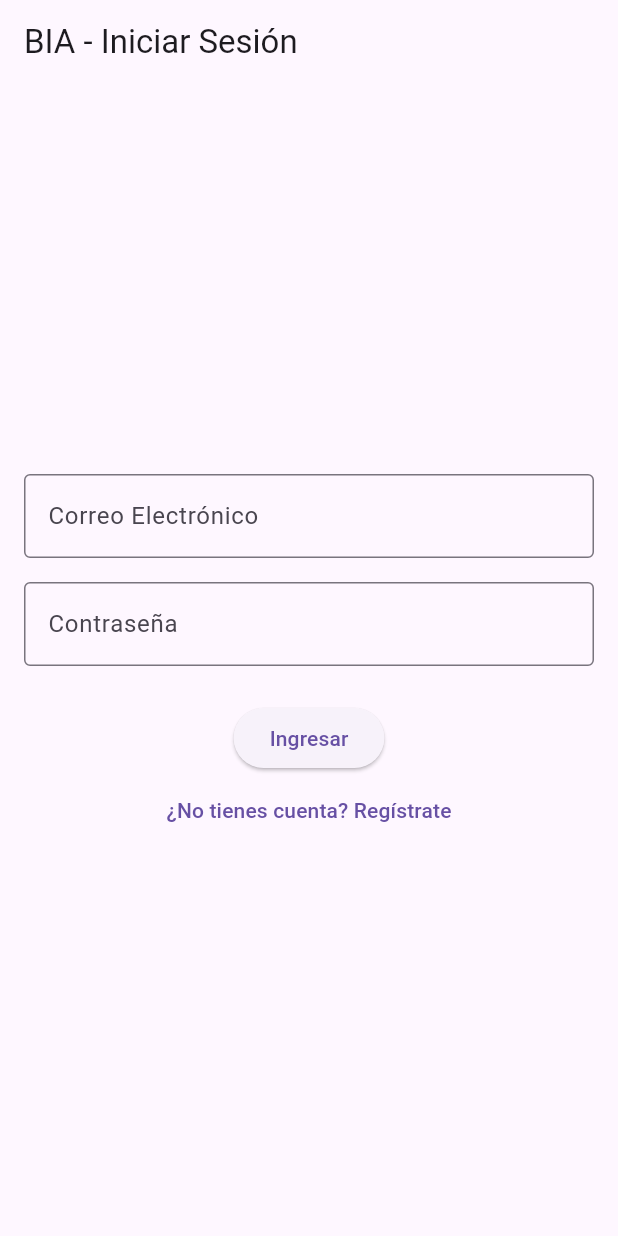
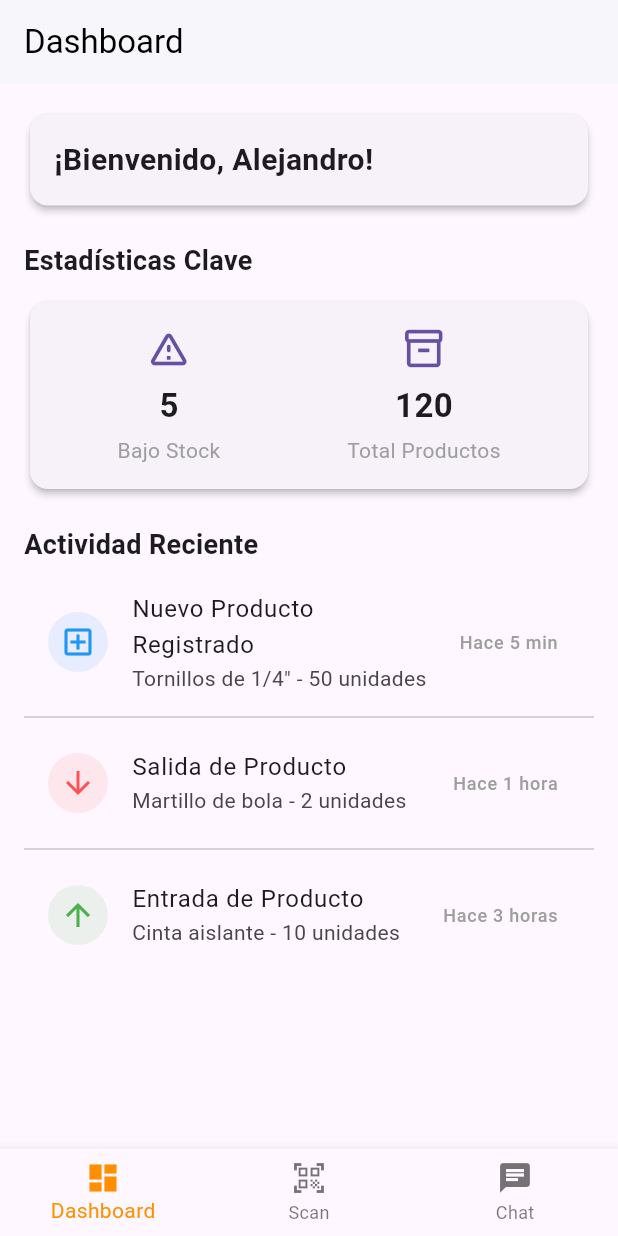
Before and after one commit to gathva/bia, a Flutter app: the screen it shows after launch, on a phone screen of 412 x 824 dp. Run offline on Flutter 3.47's test engine with Material 3 defaults, Android fonts, the light colour scheme and no system bars; our stand-ins replace cloud_firestore, firebase_auth, firebase_core, flutter_dotenv; accounts and stored records are empty.

Commit message:
creacion base de la app

```diff
--- /dev/null
+++ b/bia/lib/features/app/screens/app_shell.dart
@@ -0,0 +1,68 @@
+
+import 'package:bia/features/dashboard/screens/dashboard_screen.dart';
+import 'package:bia/features/scan/screens/scan_screen.dart';
+import 'package:bia/features/chat/screens/chat_screen.dart';
+import 'package:flutter/material.dart';
+
+class AppShell extends StatefulWidget {
+  const AppShell({super.key});
+
+  @override
+  State<AppShell> createState() => _AppShellState();
+}
+
+class _AppShellState extends State<AppShell> {
+  int _selectedIndex = 0;
+  final PageController _pageController = PageController();
+
+  static const List<Widget> _widgetOptions = <Widget>[
+    DashboardScreen(),
+    ScanScreen(),
+    ChatScreen(),
+  ];
+
+  void _onItemTapped(int index) {
+    setState(() {
+      _selectedIndex = index;
+      _pageController.animateToPage(
+        index,
+        duration: const Duration(milliseconds: 300),
+        curve: Curves.easeInOut,
+      );
+    });
+  }
+
+  @override
+  Widget build(BuildContext context) {
+    return Scaffold(
+      body: PageView(
+        controller: _pageController,
+        onPageChanged: (index) {
+          setState(() {
+            _selectedIndex = index;
+          });
+        },
+        children: _widgetOptions,
+      ),
+      bottomNavigationBar: BottomNavigationBar(
+        items: const <BottomNavigationBarItem>[
+          BottomNavigationBarItem(
+            icon: Icon(Icons.dashboard),
+            label: 'Dashboard',
+          ),
+          BottomNavigationBarItem(
+            icon: Icon(Icons.qr_code_scanner),
+            label: 'Scan',
+          ),
+          BottomNavigationBarItem(
+            icon: Icon(Icons.chat),
+            label: 'Chat',
+          ),
+        ],
+        currentIndex: _selectedIndex,
+        selectedItemColor: Colors.amber[800],
+        onTap: _onItemTapped,
+      ),
+    );
+  }
+}
--- a/bia/lib/features/auth/widgets/auth_wrapper.dart
+++ b/bia/lib/features/auth/widgets/auth_wrapper.dart
@@ -1,6 +1,4 @@
-import 'package:bia/features/auth/screens/login_screen.dart';
-import 'package:bia/features/dashboard/screens/main_screen.dart';
-import 'package:firebase_auth/firebase_auth.dart';
+import 'package:bia/features/app/screens/app_shell.dart';
 import 'package:flutter/material.dart';
 
 class AuthWrapper extends StatelessWidget {
@@ -8,21 +6,9 @@ class AuthWrapper extends StatelessWidget {
 
   @override
   Widget build(BuildContext context) {
-    return StreamBuilder<User?>(
-      stream: FirebaseAuth.instance.authStateChanges(),
-      builder: (context, snapshot) {
-        if (snapshot.connectionState == ConnectionState.waiting) {
-          return const Scaffold(
-            body: Center(child: CircularProgressIndicator()),
-          );
-        }
-
-        if (snapshot.hasData) {
-          return const MainScreen();
-        }
-
-        return const LoginScreen();
-      },
-    );
+    // Por ahora, siempre mostramos el AppShell.
+    // En el futuro, aquí irá la lógica para decidir si mostrar
+    // la pantalla de login o la app principal.
+    return const AppShell();
   }
 }
--- a/bia/lib/features/chat/screens/chat_screen.dart
+++ b/bia/lib/features/chat/screens/chat_screen.dart
@@ -5,6 +5,10 @@ class ChatScreen extends StatelessWidget {
 
   @override
   Widget build(BuildContext context) {
-    return const Center(child: Text('Pantalla de Chat'));
+    return const Scaffold(
+      body: Center(
+        child: Text('Chat Screen'),
+      ),
+    );
   }
 }
--- /dev/null
+++ b/bia/lib/features/dashboard/screens/dashboard_screen.dart
@@ -0,0 +1,123 @@
+
+import 'package:flutter/material.dart';
+
+class DashboardScreen extends StatelessWidget {
+  const DashboardScreen({super.key});
+
+  @override
+  Widget build(BuildContext context) {
+    return Scaffold(
+      appBar: AppBar(
+        title: const Text('Dashboard'),
+        backgroundColor: Colors.white,
+        foregroundColor: Colors.black,
+        elevation: 1,
+      ),
+      body: ListView(
+        padding: const EdgeInsets.all(16.0),
+        children: [
+          // Card de Bienvenida
+          Card(
+            elevation: 2,
+            shape: RoundedRectangleBorder(borderRadius: BorderRadius.circular(12)),
+            child: const Padding(
+              padding: EdgeInsets.all(16.0),
+              child: Text(
+                '¡Bienvenido, Alejandro!',
+                style: TextStyle(fontSize: 20, fontWeight: FontWeight.bold),
+              ),
+            ),
+          ),
+          const SizedBox(height: 20),
+
+          // Sección de Estadísticas Clave
+          const Text(
+            'Estadísticas Clave',
+            style: TextStyle(fontSize: 18, fontWeight: FontWeight.bold),
+          ),
+          const SizedBox(height: 10),
+          Card(
+            elevation: 2,
+            shape: RoundedRectangleBorder(borderRadius: BorderRadius.circular(12)),
+            child: Padding(
+              padding: const EdgeInsets.all(16.0),
+              child: Row(
+                mainAxisAlignment: MainAxisAlignment.spaceAround,
+                children: [
+                  _buildStatItem(context, Icons.warning_amber_rounded, 'Bajo Stock', '5'),
+                  _buildStatItem(context, Icons.inventory_2_outlined, 'Total Productos', '120'),
+                ],
+              ),
+            ),
+          ),
+          const SizedBox(height: 20),
+
+          // Sección de Actividad Reciente
+          const Text(
+            'Actividad Reciente',
+            style: TextStyle(fontSize: 18, fontWeight: FontWeight.bold),
+          ),
+          const SizedBox(height: 10),
+          _buildActivityItem(
+            icon: Icons.add_box_outlined,
+            title: 'Nuevo Producto Registrado',
+            subtitle: 'Tornillos de 1/4" - 50 unidades',
+            time: 'Hace 5 min',
+          ),
+          const Divider(),
+          _buildActivityItem(
+            icon: Icons.arrow_downward_outlined,
+            title: 'Salida de Producto',
+            subtitle: 'Martillo de bola - 2 unidades',
+            time: 'Hace 1 hora',
+            color: Colors.redAccent,
+          ),
+          const Divider(),
+          _buildActivityItem(
+            icon: Icons.arrow_upward_outlined,
+            title: 'Entrada de Producto',
+            subtitle: 'Cinta aislante - 10 unidades',
+            time: 'Hace 3 horas',
+            color: Colors.green,
+          ),
+        ],
+      ),
+    );
+  }
+
+  // Widget para construir cada item de estadística
+  static Widget _buildStatItem(BuildContext context, IconData icon, String label, String value) {
+    return Column(
+      mainAxisSize: MainAxisSize.min,
+      children: [
+        Icon(icon, size: 30, color: Theme.of(context).primaryColor),
+        const SizedBox(height: 8),
+        Text(value, style: const TextStyle(fontSize: 22, fontWeight: FontWeight.bold)),
+        const SizedBox(height: 4),
+        Text(label, style: const TextStyle(color: Colors.grey)),
+      ],
+    );
+  }
+
+  // Widget para construir cada item de la lista de actividad
+  static Widget _buildActivityItem({
+    required IconData icon,
+    required String title,
+    required String subtitle,
+    required String time,
+    Color color = Colors.blue,
+  }) {
+    return ListTile(
+      leading: CircleAvatar(
+        backgroundColor: color.withOpacity(0.1),
+        child: Icon(icon, color: color),
+      ),
+      title: Text(title),
+      subtitle: Text(subtitle),
+      trailing: Text(
+        time,
+        style: const TextStyle(color: Colors.grey, fontSize: 12),
+      ),
+    );
+  }
+}
--- a/bia/lib/features/scan/screens/scan_screen.dart
+++ b/bia/lib/features/scan/screens/scan_screen.dart
@@ -5,6 +5,10 @@ class ScanScreen extends StatelessWidget {
 
   @override
   Widget build(BuildContext context) {
-    return const Center(child: Text('Pantalla de Scan/Búsqueda'));
+    return const Scaffold(
+      body: Center(
+        child: Text('Scan Screen'),
+      ),
+    );
   }
 }
```
Also changed, not shown: bia/lib/core/models/movement_model.dart (added, +100 -0 lines), bia/lib/core/models/product_model.dart (added, +111 -0 lines), bia/lib/core/models/user_model.dart (added, +38 -0 lines), bia/lib/core/models/warehouse_model.dart (added, +29 -0 lines), 1 other file.
